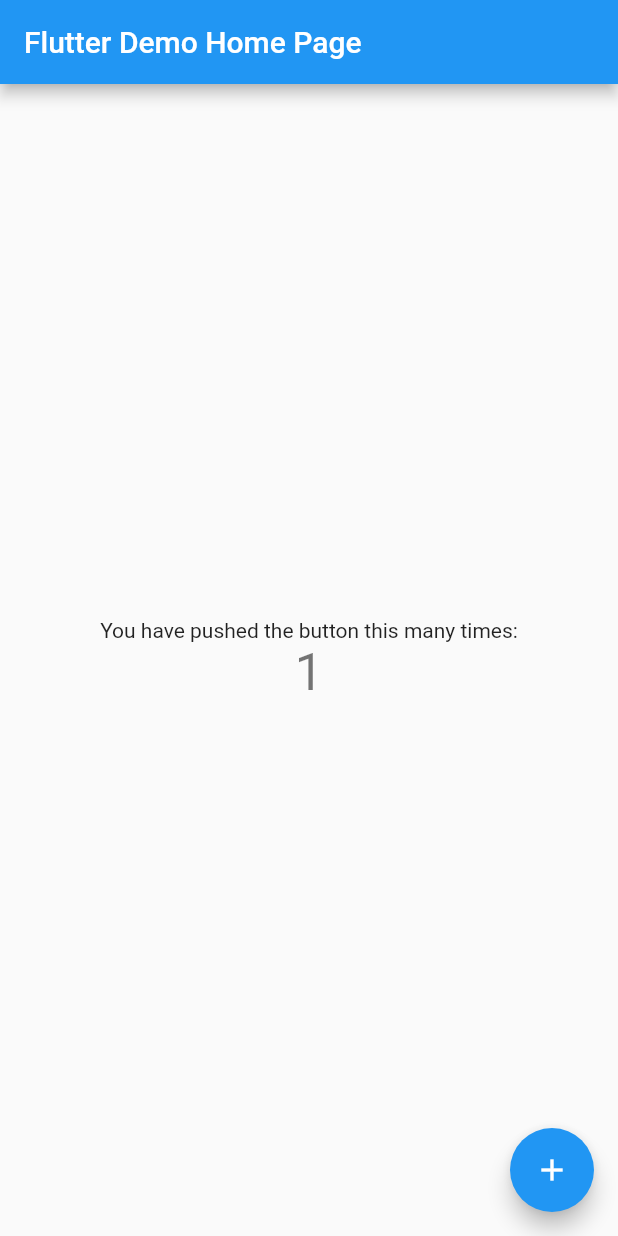
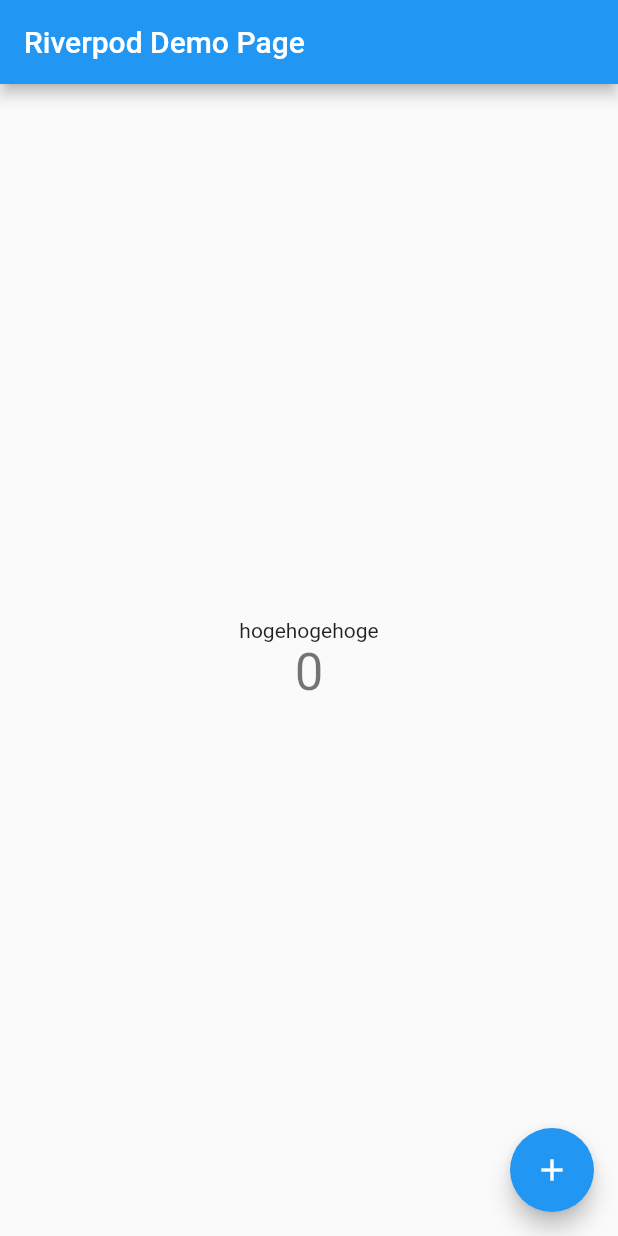
Before and after one commit to shu-illy/riverpod_countup, a Flutter app: the screen it shows after launch, after a tap on the "add" icon, on a phone screen of 412 x 824 dp. Run offline on Flutter 3.47's test engine with Material 2 defaults, Android fonts, the phone set to English and light mode, and no system bars; our stand-ins replace flutter_riverpod.

Commit message:
タイトル, メッセージ用のProvider作成

```diff
--- a/lib/main.dart
+++ b/lib/main.dart
@@ -1,7 +1,13 @@
 import 'package:flutter/material.dart';
+import 'package:flutter_riverpod/flutter_riverpod.dart';
+import 'package:riverpod_countup/provider.dart';
 
 void main() {
-  runApp(const MyApp());
+  runApp(
+    ProviderScope(
+      child: const MyApp(),
+    ),
+  );
 }
 
 class MyApp extends StatelessWidget {
@@ -13,24 +19,15 @@ class MyApp extends StatelessWidget {
     return MaterialApp(
       title: 'Flutter Demo',
       theme: ThemeData(
-        // This is the theme of your application.
-        //
-        // Try running your application with "flutter run". You'll see the
-        // application has a blue toolbar. Then, without quitting the app, try
-        // changing the primarySwatch below to Colors.green and then invoke
-        // "hot reload" (press "r" in the console where you ran "flutter run",
-        // or simply save your changes to "hot reload" in a Flutter IDE).
-        // Notice that the counter didn't reset back to zero; the application
-        // is not restarted.
         primarySwatch: Colors.blue,
       ),
-      home: const MyHomePage(title: 'Flutter Demo Home Page'),
+      home: MyHomePage(title: 'Flutter Demo Home Page'),
     );
   }
 }
 
-class MyHomePage extends StatefulWidget {
-  const MyHomePage({Key? key, required this.title}) : super(key: key);
+class MyHomePage extends ConsumerWidget {
+  MyHomePage({Key? key, required this.title}) : super(key: key);
 
   // This widget is the home page of your application. It is stateful, meaning
   // that it has a State object (defined below) that contains fields that affect
@@ -43,60 +40,22 @@ class MyHomePage extends StatefulWidget {
 
   final String title;
 
-  @override
-  State<MyHomePage> createState() => _MyHomePageState();
-}
-
-class _MyHomePageState extends State<MyHomePage> {
   int _counter = 0;
 
-  void _incrementCounter() {
-    setState(() {
-      // This call to setState tells the Flutter framework that something has
-      // changed in this State, which causes it to rerun the build method below
-      // so that the display can reflect the updated values. If we changed
-      // _counter without calling setState(), then the build method would not be
-      // called again, and so nothing would appear to happen.
-      _counter++;
-    });
-  }
+  void _incrementCounter() {}
 
   @override
-  Widget build(BuildContext context) {
-    // This method is rerun every time setState is called, for instance as done
-    // by the _incrementCounter method above.
-    //
-    // The Flutter framework has been optimized to make rerunning build methods
-    // fast, so that you can just rebuild anything that needs updating rather
-    // than having to individually change instances of widgets.
+  Widget build(BuildContext context, WidgetRef ref) {
     return Scaffold(
       appBar: AppBar(
-        // Here we take the value from the MyHomePage object that was created by
-        // the App.build method, and use it to set our appbar title.
-        title: Text(widget.title),
+        title: Text(ref.watch(titleProvider)),
       ),
       body: Center(
-        // Center is a layout widget. It takes a single child and positions it
-        // in the middle of the parent.
         child: Column(
-          // Column is also a layout widget. It takes a list of children and
-          // arranges them vertically. By default, it sizes itself to fit its
-          // children horizontally, and tries to be as tall as its parent.
-          //
-          // Invoke "debug painting" (press "p" in the console, choose the
-          // "Toggle Debug Paint" action from the Flutter Inspector in Android
-          // Studio, or the "Toggle Debug Paint" command in Visual Studio Code)
-          // to see the wireframe for each widget.
-          //
-          // Column has various properties to control how it sizes itself and
-          // how it positions its children. Here we use mainAxisAlignment to
-          // center the children vertically; the main axis here is the vertical
-          // axis because Columns are vertical (the cross axis would be
-          // horizontal).
           mainAxisAlignment: MainAxisAlignment.center,
           children: <Widget>[
-            const Text(
-              'You have pushed the button this many times:',
+            Text(
+              ref.watch(descriptionProvider),
             ),
             Text(
               '$_counter',
--- /dev/null
+++ b/lib/provider.dart
@@ -0,0 +1,6 @@
+import 'package:flutter_riverpod/flutter_riverpod.dart';
+
+final titleProvider = Provider<String>((ref) {
+  return 'Riverpod Demo Page';
+});
+final descriptionProvider = Provider<String>((ref) => 'hogehogehoge');
```
